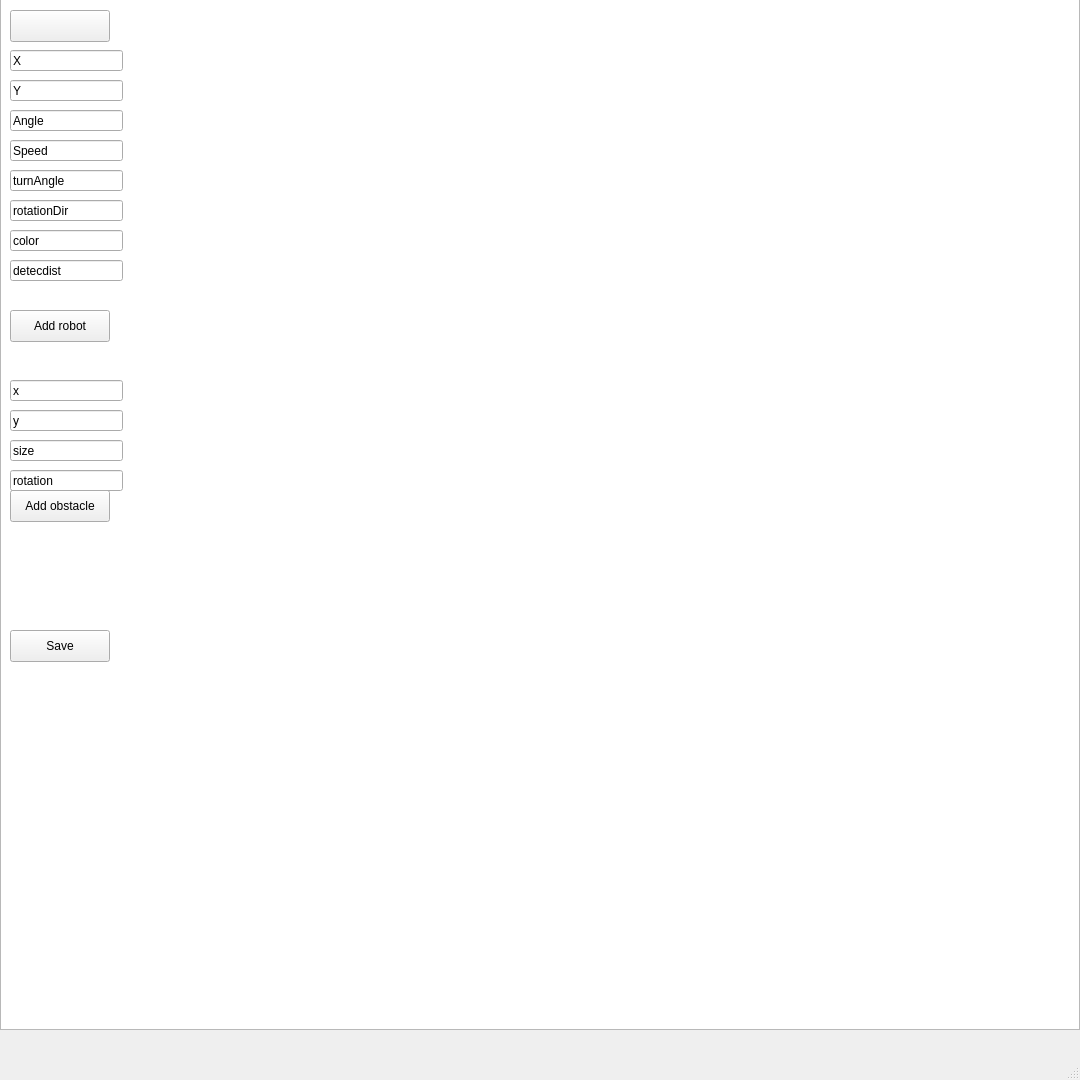
The window that mainwindow.ui (44sides/-VUT-ICP) describes before a commit, drawn with Qt 5.
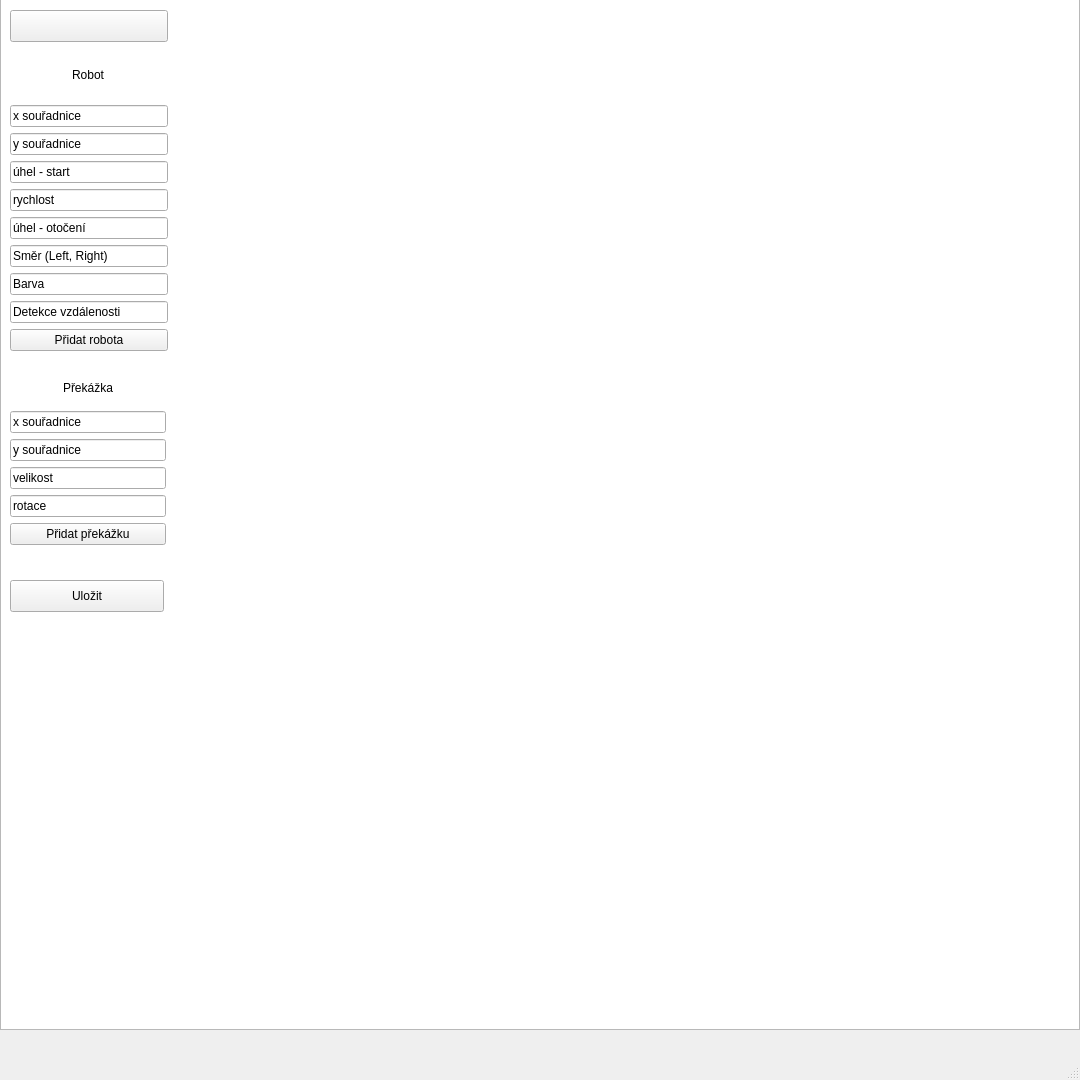
The same window after the commit.

The edit to the form file:
```diff
--- a/mainwindow.ui
+++ b/mainwindow.ui
@@ -24,12 +24,85 @@
      </rect>
     </property>
    </widget>
+   <widget class="QPushButton" name="saveButton">
+    <property name="geometry">
+     <rect>
+      <x>10</x>
+      <y>580</y>
+      <width>154</width>
+      <height>32</height>
+     </rect>
+    </property>
+    <property name="text">
+     <string>Uložit</string>
+    </property>
+   </widget>
+   <widget class="QWidget" name="verticalLayoutWidget_2">
+    <property name="geometry">
+     <rect>
+      <x>10</x>
+      <y>370</y>
+      <width>156</width>
+      <height>175</height>
+     </rect>
+    </property>
+    <layout class="QVBoxLayout" name="prekazkaLayout">
+     <item alignment="Qt::AlignHCenter">
+      <widget class="QLabel" name="label">
+       <property name="maximumSize">
+        <size>
+         <width>16777215</width>
+         <height>132</height>
+        </size>
+       </property>
+       <property name="text">
+        <string>Překážka</string>
+       </property>
+      </widget>
+     </item>
+     <item>
+      <widget class="QLineEdit" name="xObstacle">
+       <property name="text">
+        <string>x souřadnice</string>
+       </property>
+      </widget>
+     </item>
+     <item>
+      <widget class="QLineEdit" name="yObstacle">
+       <property name="text">
+        <string>y souřadnice</string>
+       </property>
+      </widget>
+     </item>
+     <item>
+      <widget class="QLineEdit" name="obsSize">
+       <property name="text">
+        <string>velikost</string>
+       </property>
+      </widget>
+     </item>
+     <item>
+      <widget class="QLineEdit" name="obsRotation">
+       <property name="text">
+        <string>rotace</string>
+       </property>
+      </widget>
+     </item>
+     <item>
+      <widget class="QPushButton" name="addObstacle">
+       <property name="text">
+        <string>Přidat překážku</string>
+       </property>
+      </widget>
+     </item>
+    </layout>
+   </widget>
    <widget class="QPushButton" name="playPauseButton">
     <property name="geometry">
      <rect>
       <x>10</x>
       <y>10</y>
-      <width>100</width>
+      <width>158</width>
       <height>32</height>
      </rect>
     </property>
@@ -37,200 +110,87 @@
      <string/>
     </property>
    </widget>
-   <widget class="QPushButton" name="addRobotButton">
-    <property name="geometry">
-     <rect>
-      <x>10</x>
-      <y>310</y>
-      <width>100</width>
-      <height>32</height>
-     </rect>
-    </property>
-    <property name="text">
-     <string>Add robot</string>
-    </property>
-   </widget>
-   <widget class="QLineEdit" name="xLineEdit">
+   <widget class="QWidget" name="verticalLayoutWidget">
     <property name="geometry">
      <rect>
       <x>10</x>
       <y>50</y>
-      <width>113</width>
-      <height>21</height>
+      <width>158</width>
+      <height>301</height>
      </rect>
     </property>
+    <layout class="QVBoxLayout" name="RobotVerical">
+     <item alignment="Qt::AlignHCenter">
+      <widget class="QLabel" name="label_2">
     <property name="text">
-     <string>X</string>
-    </property>
-   </widget>
+        <string>Robot</string>
+       </property>
+      </widget>
+     </item>
+     <item>
+      <widget class="QLineEdit" name="xLineEdit">
+       <property name="text">
+        <string>x souřadnice</string>
+       </property>
+      </widget>
+     </item>
+     <item>
    <widget class="QLineEdit" name="yLineEdit">
-    <property name="geometry">
-     <rect>
-      <x>10</x>
-      <y>80</y>
-      <width>113</width>
-      <height>21</height>
-     </rect>
-    </property>
     <property name="text">
-     <string>Y</string>
-    </property>
-   </widget>
+        <string>y souřadnice</string>
+       </property>
+      </widget>
+     </item>
+     <item>
    <widget class="QLineEdit" name="angleLineEdit">
-    <property name="geometry">
-     <rect>
-      <x>10</x>
-      <y>110</y>
-      <width>113</width>
-      <height>21</height>
-     </rect>
-    </property>
     <property name="text">
-     <string>Angle</string>
-    </property>
-   </widget>
+        <string>úhel - start</string>
+       </property>
+      </widget>
+     </item>
+     <item>
    <widget class="QLineEdit" name="speedLineEdit">
-    <property name="geometry">
-     <rect>
-      <x>10</x>
-      <y>140</y>
-      <width>113</width>
-      <height>21</height>
-     </rect>
-    </property>
     <property name="text">
-     <string>Speed</string>
-    </property>
-   </widget>
+        <string>rychlost</string>
+       </property>
+      </widget>
+     </item>
+     <item>
    <widget class="QLineEdit" name="turnAngleLineEdit">
-    <property name="geometry">
-     <rect>
-      <x>10</x>
-      <y>170</y>
-      <width>113</width>
-      <height>21</height>
-     </rect>
-    </property>
     <property name="text">
-     <string>turnAngle</string>
-    </property>
-   </widget>
+        <string>úhel - otočení</string>
+       </property>
+      </widget>
+     </item>
+     <item>
    <widget class="QLineEdit" name="rotationDirectionLineEdit">
-    <property name="geometry">
-     <rect>
-      <x>10</x>
-      <y>200</y>
-      <width>113</width>
-      <height>21</height>
-     </rect>
-    </property>
     <property name="text">
-     <string>rotationDir</string>
-    </property>
-   </widget>
+        <string>Směr (Left, Right)</string>
+       </property>
+      </widget>
+     </item>
+     <item>
    <widget class="QLineEdit" name="colorLineEdit">
-    <property name="geometry">
-     <rect>
-      <x>10</x>
-      <y>230</y>
-      <width>113</width>
-      <height>21</height>
-     </rect>
-    </property>
     <property name="text">
-     <string>color</string>
-    </property>
-   </widget>
+        <string>Barva</string>
+       </property>
+      </widget>
+     </item>
+     <item>
    <widget class="QLineEdit" name="detectionDistanceLineEdit">
-    <property name="geometry">
-     <rect>
-      <x>10</x>
-      <y>260</y>
-      <width>113</width>
-      <height>21</height>
-     </rect>
-    </property>
     <property name="text">
-     <string>detecdist</string>
-    </property>
-   </widget>
-   <widget class="QLineEdit" name="xObstacle">
-    <property name="geometry">
-     <rect>
-      <x>10</x>
-      <y>380</y>
-      <width>113</width>
-      <height>21</height>
-     </rect>
-    </property>
+        <string>Detekce vzdálenosti</string>
+       </property>
+      </widget>
+     </item>
+     <item>
+      <widget class="QPushButton" name="addRobotButton">
     <property name="text">
-     <string>x</string>
-    </property>
-   </widget>
-   <widget class="QLineEdit" name="yObstacle">
-    <property name="geometry">
-     <rect>
-      <x>10</x>
-      <y>410</y>
-      <width>113</width>
-      <height>21</height>
-     </rect>
-    </property>
-    <property name="text">
-     <string>y</string>
-    </property>
-   </widget>
-   <widget class="QPushButton" name="addObstacle">
-    <property name="geometry">
-     <rect>
-      <x>10</x>
-      <y>490</y>
-      <width>100</width>
-      <height>32</height>
-     </rect>
-    </property>
-    <property name="text">
-     <string>Add obstacle</string>
-    </property>
-   </widget>
-   <widget class="QPushButton" name="saveButton">
-    <property name="geometry">
-     <rect>
-      <x>10</x>
-      <y>630</y>
-      <width>100</width>
-      <height>32</height>
-     </rect>
-    </property>
-    <property name="text">
-     <string>Save</string>
-    </property>
-   </widget>
-   <widget class="QLineEdit" name="obsSize">
-    <property name="geometry">
-     <rect>
-      <x>10</x>
-      <y>440</y>
-      <width>113</width>
-      <height>21</height>
-     </rect>
-    </property>
-    <property name="text">
-     <string>size</string>
-    </property>
-   </widget>
-   <widget class="QLineEdit" name="obsRotation">
-    <property name="geometry">
-     <rect>
-      <x>10</x>
-      <y>470</y>
-      <width>113</width>
-      <height>21</height>
-     </rect>
-    </property>
-    <property name="text">
-     <string>rotation</string>
-    </property>
+        <string>Přidat robota</string>
+       </property>
+      </widget>
+     </item>
+    </layout>
    </widget>
   </widget>
   <widget class="QMenuBar" name="menubar">
```
Lines whose indentation alone changed are shown as unchanged.
